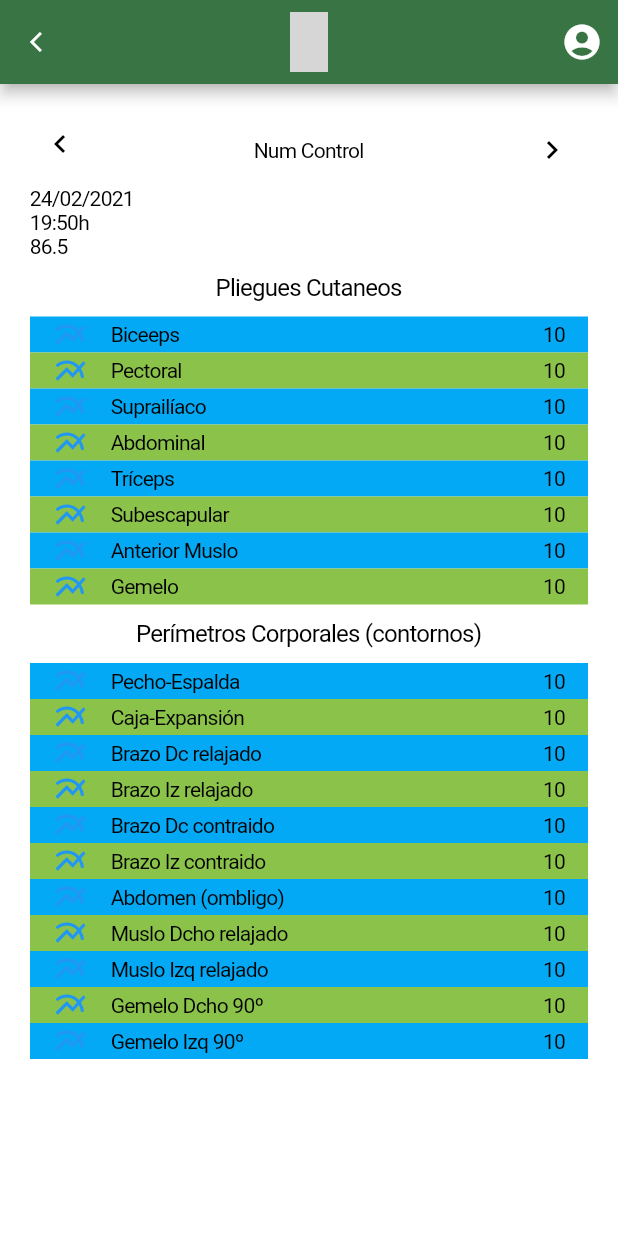
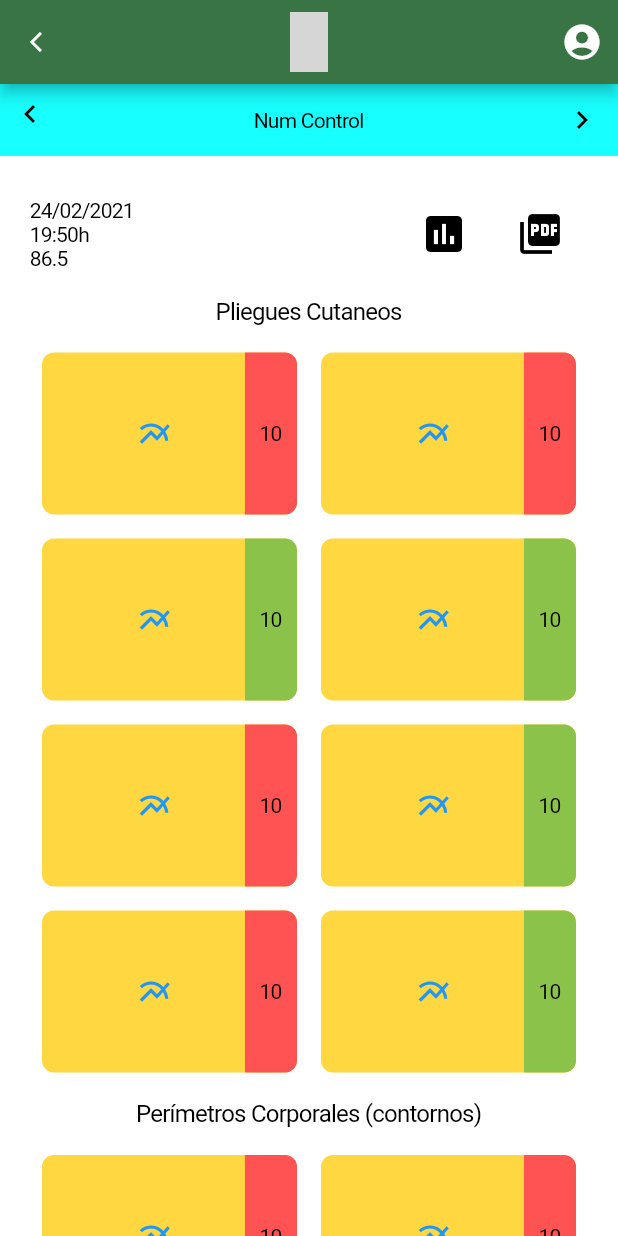
Before and after one commit to DanielRomanMartinez/my-fit-evolution, a Flutter app: the BioInformationScreen screen opened by its route, on a phone screen of 412 x 824 dp. Run offline on Flutter 3.47's test engine with Material 2 defaults, Android fonts, the phone set to English and light mode, and no system bars; our stand-ins replace freezed_annotation; grey boxes are pictures that could not be loaded.

Commit message:
Better design in bio_information_screen.dart

```diff
--- a/lib/ui/screens/bio_information_screen/bio_information_screen.dart
+++ b/lib/ui/screens/bio_information_screen/bio_information_screen.dart
@@ -5,21 +5,139 @@ part 'widgets/information_item.dart';
 
 class BioInformationScreen extends StatelessWidget {
   static const ROUTE = '/bio-information';
+
+  static const Set<Map<String, dynamic>> plieguesCutaneos = {
+    {
+      'name': 'Biceps',
+      'value': '10',
+      'icon': Icons.multiline_chart,
+      'isBetterPerformance': false,
+    },
+    {
+      'name': 'Pectoral',
+      'value': '10',
+      'icon': Icons.multiline_chart,
+      'isBetterPerformance': false,
+    },
+    {
+      'name': 'Suprailíaco',
+      'value': '10',
+      'icon': Icons.multiline_chart,
+      'isBetterPerformance': true,
+    },
+    {
+      'name': 'Abdominal',
+      'value': '10',
+      'icon': Icons.multiline_chart,
+      'isBetterPerformance': true,
+    },
+    {
+      'name': 'Triceps',
+      'value': '10',
+      'icon': Icons.multiline_chart,
+      'isBetterPerformance': false,
+    },
+    {
+      'name': 'Subescapular',
+      'value': '10',
+      'icon': Icons.multiline_chart,
+      'isBetterPerformance': true,
+    },
+    {
+      'name': 'Anterior Muslo',
+      'value': '10',
+      'icon': Icons.multiline_chart,
+      'isBetterPerformance': false,
+    },
+    {
+      'name': 'Gemelo',
+      'value': '10',
+      'icon': Icons.multiline_chart,
+      'isBetterPerformance': true,
+    },
+  };
+  static const Set<Map<String, dynamic>> perimetrosCorporales = {
+    {
+      'name': 'Pecho-Espalda',
+      'value': '10',
+      'icon': Icons.multiline_chart,
+      'isBetterPerformance': false,
+    },
+    {
+      'name': 'Caja-Expansión',
+      'value': '10',
+      'icon': Icons.multiline_chart,
+      'isBetterPerformance': false,
+    },
+    {
+      'name': 'Brazo Dc relajado',
+      'value': '10',
+      'icon': Icons.multiline_chart,
+      'isBetterPerformance': true,
+    },
+    {
+      'name': 'Brazo Iz relajado',
+      'value': '10',
+      'icon': Icons.multiline_chart,
+      'isBetterPerformance': true,
+    },
+    {
+      'name': 'Brazo Dc contraido',
+      'value': '10',
+      'icon': Icons.multiline_chart,
+      'isBetterPerformance': false,
+    },
+    {
+      'name': 'Brazo Iz contraido',
+      'value': '10',
+      'icon': Icons.multiline_chart,
+      'isBetterPerformance': true,
+    },
+    {
+      'name': 'Abdomen (ombligo)',
+      'value': '10',
+      'icon': Icons.multiline_chart,
+      'isBetterPerformance': false,
+    },
+    {
+      'name': 'Muslo Dcho relajado',
+      'value': '10',
+      'icon': Icons.multiline_chart,
+      'isBetterPerformance': true,
+    },
+    {
+      'name': 'Muslo Izq relajado',
+      'value': '10',
+      'icon': Icons.multiline_chart,
+      'isBetterPerformance': true,
+    },
+    {
+      'name': 'Gemelo Dcho 90º',
+      'value': '10',
+      'icon': Icons.multiline_chart,
+      'isBetterPerformance': true,
+    },
+    {
+      'name': 'Gemelo Izq 90º',
+      'value': '10',
+      'icon': Icons.multiline_chart,
+      'isBetterPerformance': false,
+    },
+  };
+
   const BioInformationScreen();
 
   @override
   Widget build(BuildContext context) {
     return Scaffold(
+      backgroundColor: Colors.white,
       appBar: const MyFitEvolutionAppBar(showReturnButton: true),
-      backgroundColor: Colors.white,
-      body: Container(
-        margin: const EdgeInsets.all(20),
-        child: SingleChildScrollView(
+      body: SingleChildScrollView(
         child: Column(
-            mainAxisAlignment: MainAxisAlignment.start,
-            crossAxisAlignment: CrossAxisAlignment.start,
           children: [
-              Row(
+            Container(
+              color: Colors.cyanAccent,
+              child: Row(
                 mainAxisAlignment: MainAxisAlignment.spaceBetween,
                 children: [
                   IconButton(
@@ -45,6 +163,20 @@ class BioInformationScreen extends StatelessWidget {
                   ),
                 ],
               ),
+            ),
+            Container(
+              margin: const EdgeInsets.all(20),
+              child: Column(
+                mainAxisAlignment: MainAxisAlignment.start,
+                crossAxisAlignment: CrossAxisAlignment.start,
+                children: [
+                  Row(
+                    children: [
+                      Expanded(
+                        child: Column(
+                          mainAxisAlignment: MainAxisAlignment.start,
+                          crossAxisAlignment: CrossAxisAlignment.start,
+                          children: [
                             const Text(
                               '24/02/2021',
                               style: TextStyle(
@@ -62,6 +194,29 @@ class BioInformationScreen extends StatelessWidget {
                               style: TextStyle(
                                 color: Colors.black,
                               ),
+                            )
+                          ],
+                        ),
+                      ),
+                      Padding(
+                        padding: const EdgeInsets.all(8.0),
+                        child: IconButton(
+                          iconSize: 32,
+                          icon: const Icon(Icons.insert_chart),
+                          color: Colors.black,
+                          onPressed: () => print('open chart'),
+                        ),
+                      ),
+                      Padding(
+                        padding: const EdgeInsets.all(8.0),
+                        child: IconButton(
+                          iconSize: 32,
+                          icon: const Icon(Icons.picture_as_pdf),
+                          color: Colors.black,
+                          onPressed: () => print('download pdf'),
+                        ),
+                      ),
+                    ],
                   ),
                   Container(
                     margin: const EdgeInsets.only(
@@ -78,57 +233,19 @@ class BioInformationScreen extends StatelessWidget {
                       ),
                     ),
                   ),
-              Column(
-                children: [
-                  const InformationItem(
-                    name: 'Biceeps',
-                    value: '10',
-                    icon: Icons.multiline_chart,
-                    background: false,
+                  GridView.builder(
+                    shrinkWrap: true,
+                    physics: const NeverScrollableScrollPhysics(),
+                    itemCount: plieguesCutaneos.length,
+                    gridDelegate: const SliverGridDelegateWithFixedCrossAxisCount(
+                      crossAxisCount: 2,
+                      childAspectRatio: 1.5,
                     ),
-                  const InformationItem(
-                    name: 'Pectoral',
-                    value: '10',
-                    icon: Icons.multiline_chart,
-                    background: true,
+                    itemBuilder: (context, index) => InformationItem(
+                      icon: plieguesCutaneos.elementAt(index)['icon'],
+                      value: plieguesCutaneos.elementAt(index)['value'],
+                      isBetterPerformance: plieguesCutaneos.elementAt(index)['isBetterPerformance'],
                     ),
-                  const InformationItem(
-                    name: 'Suprailíaco',
-                    value: '10',
-                    icon: Icons.multiline_chart,
-                    background: false,
-                  ),
-                  const InformationItem(
-                    name: 'Abdominal',
-                    value: '10',
-                    icon: Icons.multiline_chart,
-                    background: true,
-                  ),
-                  const InformationItem(
-                    name: 'Tríceps',
-                    value: '10',
-                    icon: Icons.multiline_chart,
-                    background: false,
-                  ),
-                  const InformationItem(
-                    name: 'Subescapular',
-                    value: '10',
-                    icon: Icons.multiline_chart,
-                    background: true,
-                  ),
-                  const InformationItem(
-                    name: 'Anterior Muslo',
-                    value: '10',
-                    icon: Icons.multiline_chart,
-                    background: false,
-                  ),
-                  const InformationItem(
-                    name: 'Gemelo',
-                    value: '10',
-                    icon: Icons.multiline_chart,
-                    background: true,
-                  ),
-                ],
                   ),
                   Container(
                     margin: const EdgeInsets.only(
@@ -145,78 +262,24 @@ class BioInformationScreen extends StatelessWidget {
                       ),
                     ),
                   ),
-              Column(
-                children: [
-                  const InformationItem(
-                    name: 'Pecho-Espalda',
-                    value: '10',
-                    icon: Icons.multiline_chart,
-                    background: false,
+                  GridView.builder(
+                    shrinkWrap: true,
+                    physics: const NeverScrollableScrollPhysics(),
+                    itemCount: perimetrosCorporales.length,
+                    gridDelegate: const SliverGridDelegateWithFixedCrossAxisCount(
+                      crossAxisCount: 2,
+                      childAspectRatio: 1.5,
                     ),
-                  const InformationItem(
-                    name: 'Caja-Expansión',
-                    value: '10',
-                    icon: Icons.multiline_chart,
-                    background: true,
+                    itemBuilder: (context, index) => InformationItem(
+                      icon: perimetrosCorporales.elementAt(index)['icon'],
+                      value: perimetrosCorporales.elementAt(index)['value'],
+                      isBetterPerformance: perimetrosCorporales.elementAt(index)['isBetterPerformance'],
                     ),
-                  const InformationItem(
-                    name: 'Brazo Dc relajado',
-                    value: '10',
-                    icon: Icons.multiline_chart,
-                    background: false,
-                  ),
-                  const InformationItem(
-                    name: 'Brazo Iz relajado',
-                    value: '10',
-                    icon: Icons.multiline_chart,
-                    background: true,
-                  ),
-                  const InformationItem(
-                    name: 'Brazo Dc contraido',
-                    value: '10',
-                    icon: Icons.multiline_chart,
-                    background: false,
-                  ),
-                  const InformationItem(
-                    name: 'Brazo Iz contraido',
-                    value: '10',
-                    icon: Icons.multiline_chart,
-                    background: true,
-                  ),
-                  const InformationItem(
-                    name: 'Abdomen (ombligo)',
-                    value: '10',
-                    icon: Icons.multiline_chart,
-                    background: false,
-                  ),
-                  const InformationItem(
-                    name: 'Muslo Dcho relajado',
-                    value: '10',
-                    icon: Icons.multiline_chart,
-                    background: true,
-                  ),
-                  const InformationItem(
-                    name: 'Muslo Izq relajado',
-                    value: '10',
-                    icon: Icons.multiline_chart,
-                    background: false,
-                  ),
-                  const InformationItem(
-                    name: 'Gemelo Dcho 90º',
-                    value: '10',
-                    icon: Icons.multiline_chart,
-                    background: true,
-                  ),
-                  const InformationItem(
-                    name: 'Gemelo Izq 90º',
-                    value: '10',
-                    icon: Icons.multiline_chart,
-                    background: false,
                   ),
                 ],
               ),
+            )
           ],
-          ),
         ),
       ),
     );
--- a/lib/ui/screens/bio_information_screen/widgets/information_item.dart
+++ b/lib/ui/screens/bio_information_screen/widgets/information_item.dart
@@ -1,49 +1,52 @@
 part of '../bio_information_screen.dart';
 
 class InformationItem extends StatelessWidget {
-
   final IconData icon;
-  final String name;
   final String value;
-  final bool background;
+  final bool isBetterPerformance;
 
   const InformationItem({
     required this.icon,
-    required this.name,
     required this.value,
-    required this.background,
+    required this.isBetterPerformance,
   });
 
   @override
   Widget build(BuildContext context) {
     return Container(
-      color: background ? Colors.lightGreen : Colors.lightBlue,
+      margin: const EdgeInsets.all(8.0),
+      decoration: const BoxDecoration(
+        borderRadius: BorderRadius.all(Radius.circular(8)),
+        color: Colors.amberAccent,
+      ),
       child: Row(
         children: [
-          Padding(
+          Expanded(
+            child: Padding(
               padding: const EdgeInsets.only(left: 15),
+              child: Center(
                 child: Icon(
                   icon,
                   color: Colors.blue,
                 ),
               ),
-          Expanded(
-            child: Padding(
-              padding: const EdgeInsets.only(left: 15),
-              child: Text(
-                name,
-                style: const TextStyle(
-                  color: Colors.black,
             ),
           ),
+          Container(
+            padding: const EdgeInsets.only(right: 10, left: 10),
+            decoration: BoxDecoration(
+              color: isBetterPerformance ? Colors.lightGreen : Colors.redAccent,
+              borderRadius: const BorderRadius.only(
+                topRight: Radius.circular(8),
+                bottomRight: Radius.circular(8),
               ),
             ),
-          Padding(
-            padding: const EdgeInsets.only(right: 15),
+            child: Center(
               child: Text(
                 value,
                 style: const TextStyle(
                   color: Colors.black,
+                ),
               ),
             ),
           ),
```
Lines whose indentation alone changed are shown as unchanged.
